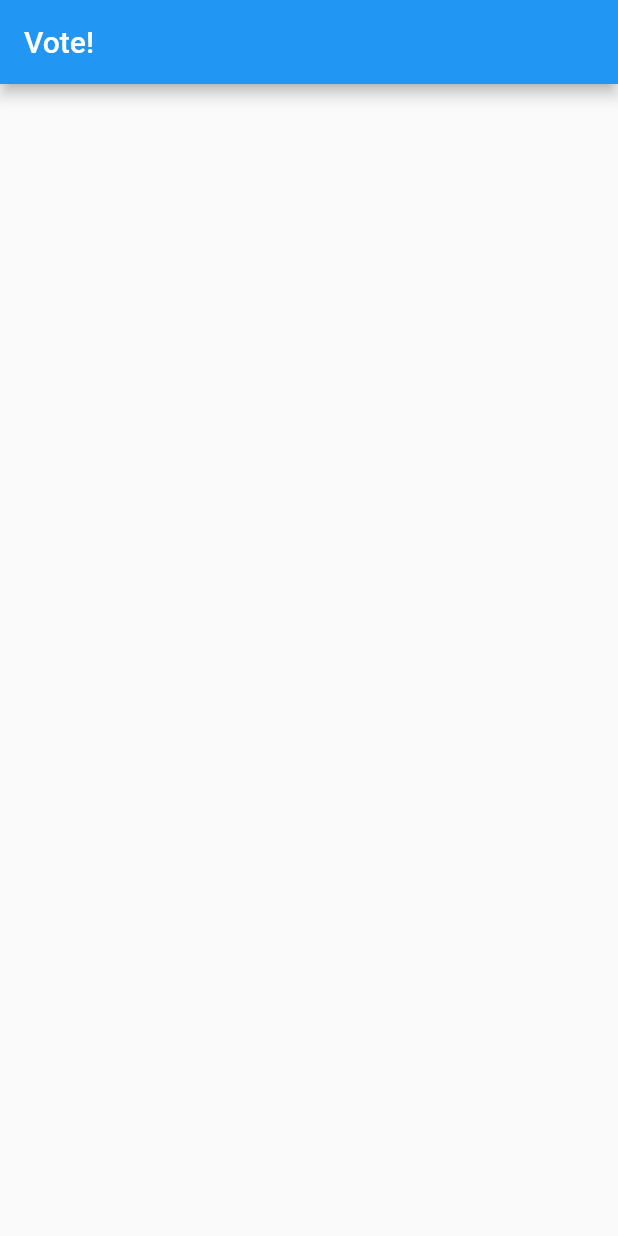
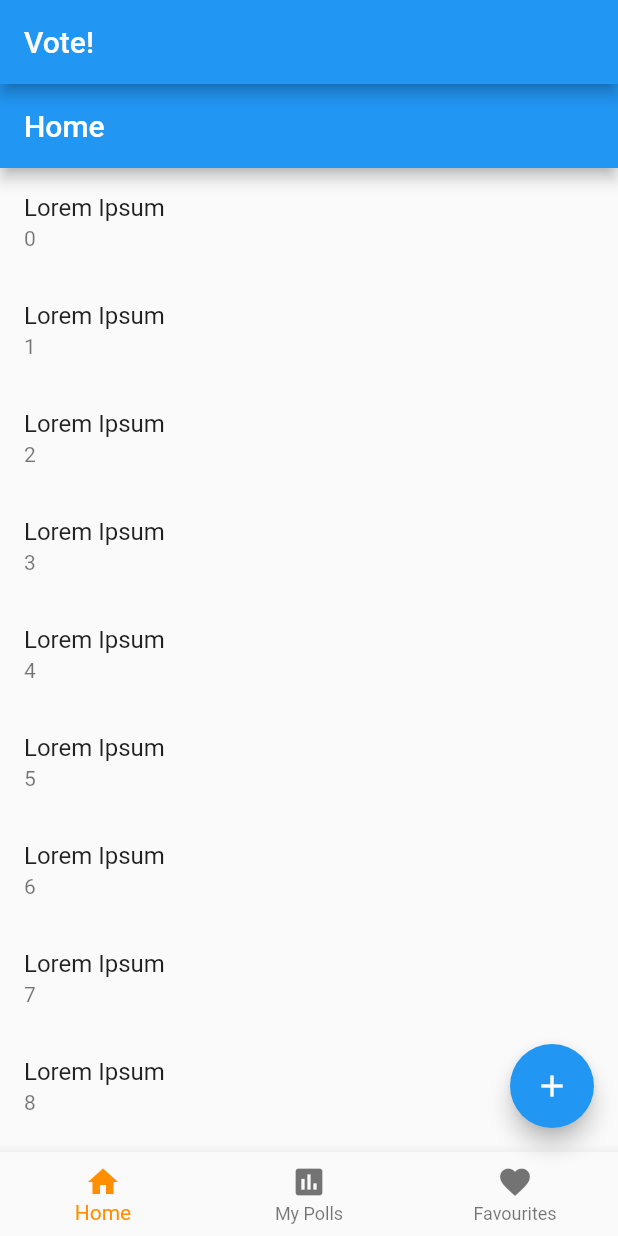
Before and after one commit to prabhat00155/vote, a Flutter app: the screen it shows after launch, on a phone screen of 412 x 824 dp. Run offline on Flutter 3.47's test engine with Material 2 defaults, Android fonts, the phone set to English and light mode, and no system bars; our stand-ins replace sqflite; accounts and stored records are empty.

Commit message:
Added view polls screen, navigation bar and other placeholder screens (#2)

```diff
--- /dev/null
+++ b/lib/favourites.dart
@@ -0,0 +1,20 @@
+import 'package:flutter/material.dart';
+
+class Favourites extends StatelessWidget {
+  const Favourites({Key key}) : super(key: key);
+
+  @override
+  Widget build(BuildContext context) {
+    return Scaffold(
+      appBar: AppBar(
+        title: Text("Favourites"),
+      ),
+      body: ListView.builder(itemBuilder: (context, index) {
+        return ListTile(
+          title: Text('Lorem Ipsum'),
+          subtitle: Text('$index'),
+        );
+      }),
+    );
+  }
+}
--- /dev/null
+++ b/lib/home_screen.dart
@@ -0,0 +1,66 @@
+import 'package:flutter/material.dart';
+
+import 'create_poll.dart';
+import 'favourites.dart';
+import 'mypolls.dart';
+import 'timeline.dart';
+
+final _backgroundColour = Colors.green[100];
+
+class HomeScreen extends StatefulWidget {
+  const HomeScreen();
+
+  @override
+  _HomeScreenState createState() => _HomeScreenState();
+}
+
+class _HomeScreenState extends State<HomeScreen> {
+  int _selectedIndex = 0;
+  final PageStorageBucket bucket = PageStorageBucket();
+  static const List<Widget> screens = <Widget>[
+    Timeline(
+      key: PageStorageKey('Timeline'),
+    ),
+    MyPolls(
+      key: PageStorageKey('My Polls'),
+    ),
+    Favourites(
+      key: PageStorageKey('Favourties'),
+    ),
+  ];
+
+  Widget _bottomNavigationBar(int selectedIndex) => BottomNavigationBar(
+        onTap: (int index) => setState(() => _selectedIndex = index),
+        currentIndex: selectedIndex,
+        items: const <BottomNavigationBarItem>[
+          BottomNavigationBarItem(icon: Icon(Icons.home), title: Text('Home')),
+          BottomNavigationBarItem(
+              icon: Icon(Icons.poll), title: Text('My Polls')),
+          BottomNavigationBarItem(
+              icon: Icon(Icons.favorite), title: Text('Favourites')),
+        ],
+        selectedItemColor: Colors.amber[800],
+      );
+
+  @override
+  Widget build(BuildContext context) {
+    return Scaffold(
+      appBar: AppBar(
+        title: Text('Vote!'),
+      ),
+      floatingActionButton: FloatingActionButton(
+        onPressed: () {
+          Navigator.push(
+              context, MaterialPageRoute(builder: (context) => CreatePoll()));
+        },
+        tooltip: 'Create Poll',
+        child: const Icon(Icons.add),
+      ),
+      bottomNavigationBar: _bottomNavigationBar(_selectedIndex),
+      body: PageStorage(
+        child: screens[_selectedIndex],
+        bucket: bucket,
+      ),
+    );
+  }
+}
--- a/lib/main.dart
+++ b/lib/main.dart
@@ -1,4 +1,6 @@
 import 'package:flutter/material.dart';
+
+import 'home_screen.dart';
 
 void main() {
   runApp(VoteApp());
@@ -9,11 +11,7 @@ class VoteApp extends StatelessWidget {
   Widget build(BuildContext context) {
     return MaterialApp(
       debugShowCheckedModeBanner: false,
-      home: Scaffold(
-        appBar: AppBar(
-          title: Text('Vote!'),
-        ),
-      ),
+      home: HomeScreen(),
     );
   }
 }
--- /dev/null
+++ b/lib/timeline.dart
@@ -0,0 +1,20 @@
+import 'package:flutter/material.dart';
+
+class Timeline extends StatelessWidget {
+  const Timeline({Key key}) : super(key: key);
+
+  @override
+  Widget build(BuildContext context) {
+    return Scaffold(
+      appBar: AppBar(
+        title: Text("Home"),
+      ),
+      body: ListView.builder(itemBuilder: (context, index) {
+        return ListTile(
+          title: Text('Lorem Ipsum'),
+          subtitle: Text('$index'),
+        );
+      }),
+    );
+  }
+}
--- a/pubspec.yaml
+++ b/pubspec.yaml
@@ -32,6 +32,8 @@ dependencies:
 dev_dependencies:
   flutter_test:
     sdk: flutter
+  sqflite: ^1.3.0
+  path:
 
 # For information on the generic Dart part of this file, see the
 # following page: https://dart.dev/tools/pub/pubspec
```
Also changed, not shown: lib/create_poll.dart (added, +20 -0 lines), lib/mypolls.dart (added, +45 -0 lines), lib/questions.dart (added, +55 -0 lines).
